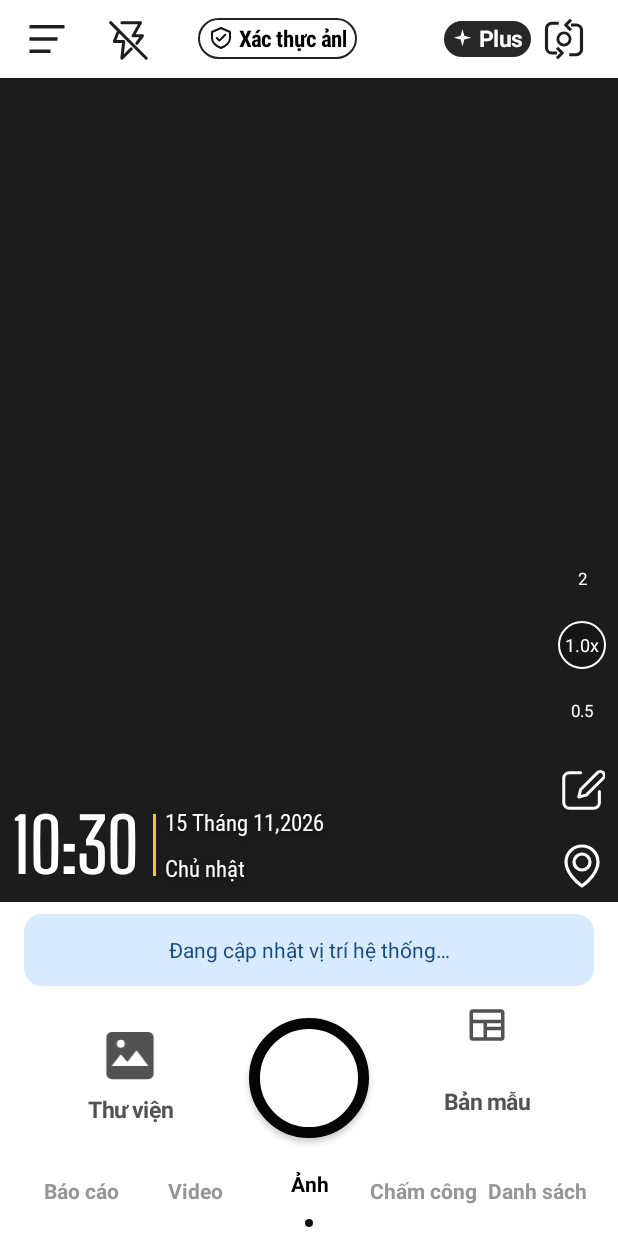
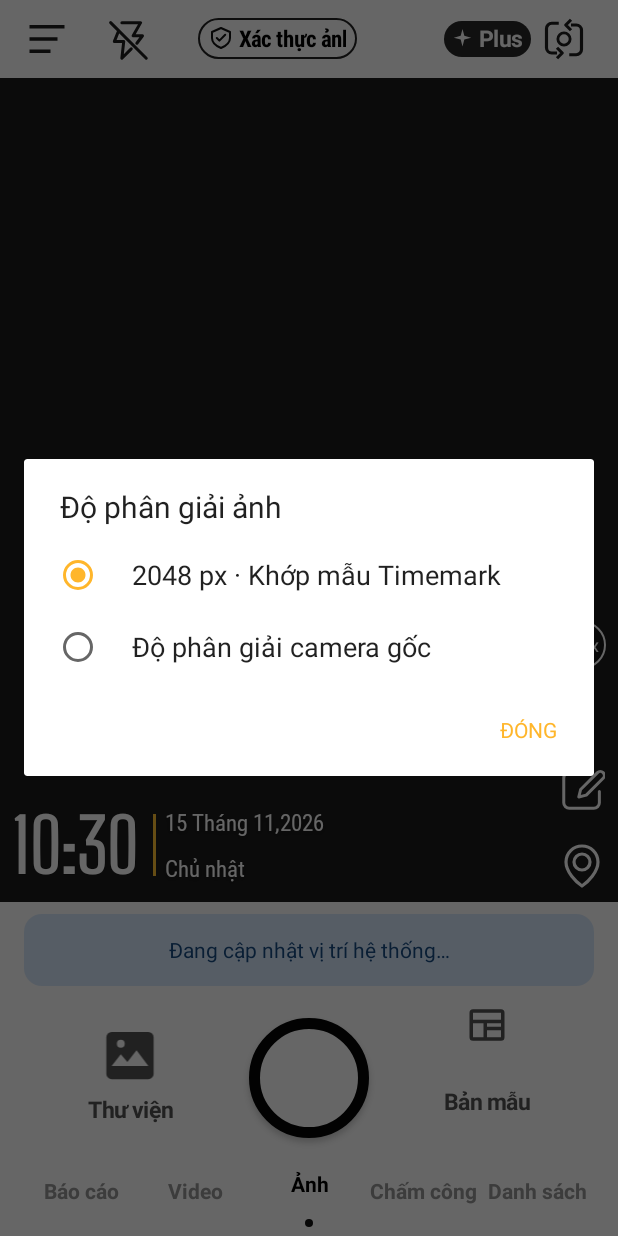
Before and after one commit to TaiThanDen/PG-kit, an Android app: the screen it shows after launch (MainActivity), after a tap on "Mở menu", on a phone screen of 412 x 824 dp. Run offline under Robolectric (Android 15) with nearby library versions, the phone set to English and light mode, and no system bars; libraries missing offline, so code that uses them is left out: androidx.camera.view; 11 statements that could not run were skipped.

Commit message:
Match reference photo resolution before rendering saved watermarks

```diff
--- a/app/src/main/java/com/pgkit/timemarkcamera/MainActivity.java
+++ b/app/src/main/java/com/pgkit/timemarkcamera/MainActivity.java
@@ -117,7 +117,21 @@ public final class MainActivity extends ComponentActivity implements
     }
 
     @Override public void onMenu() {
-        toast("Menu cài đặt");
+        int current = getSharedPreferences(PhotoOutputSize.PREFERENCES, MODE_PRIVATE)
+                .getInt(PhotoOutputSize.LONG_EDGE_KEY, PhotoOutputSize.REFERENCE_LONG_EDGE);
+        new AlertDialog.Builder(this)
+                .setTitle("Độ phân giải ảnh")
+                .setSingleChoiceItems(new String[]{"2048 px · Khớp mẫu Timemark",
+                        "Độ phân giải camera gốc"}, current == PhotoOutputSize.CAMERA_ORIGINAL ? 1 : 0,
+                        (dialog, which) -> {
+                            int longEdge = which == 0 ? PhotoOutputSize.REFERENCE_LONG_EDGE
+                                    : PhotoOutputSize.CAMERA_ORIGINAL;
+                            getSharedPreferences(PhotoOutputSize.PREFERENCES, MODE_PRIVATE).edit()
+                                    .putInt(PhotoOutputSize.LONG_EDGE_KEY, longEdge).apply();
+                            dialog.dismiss();
+                        })
+                .setNegativeButton("Đóng", null)
+                .show();
     }
 
     @Override public void onToggleFlash() {
```
Also changed, not shown: app/src/main/java/com/pgkit/timemarkcamera/CameraEngine.java (+14 -2 lines), app/src/main/java/com/pgkit/timemarkcamera/PhotoOutputSize.java (added, +24 -0 lines), 2 other files.
